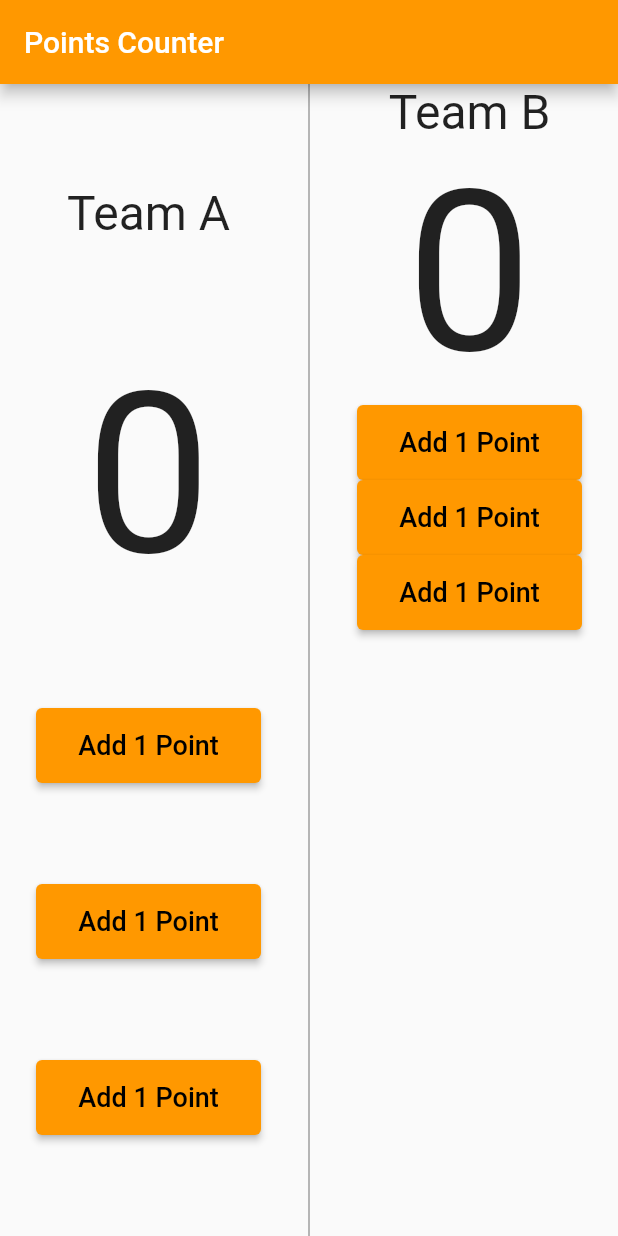
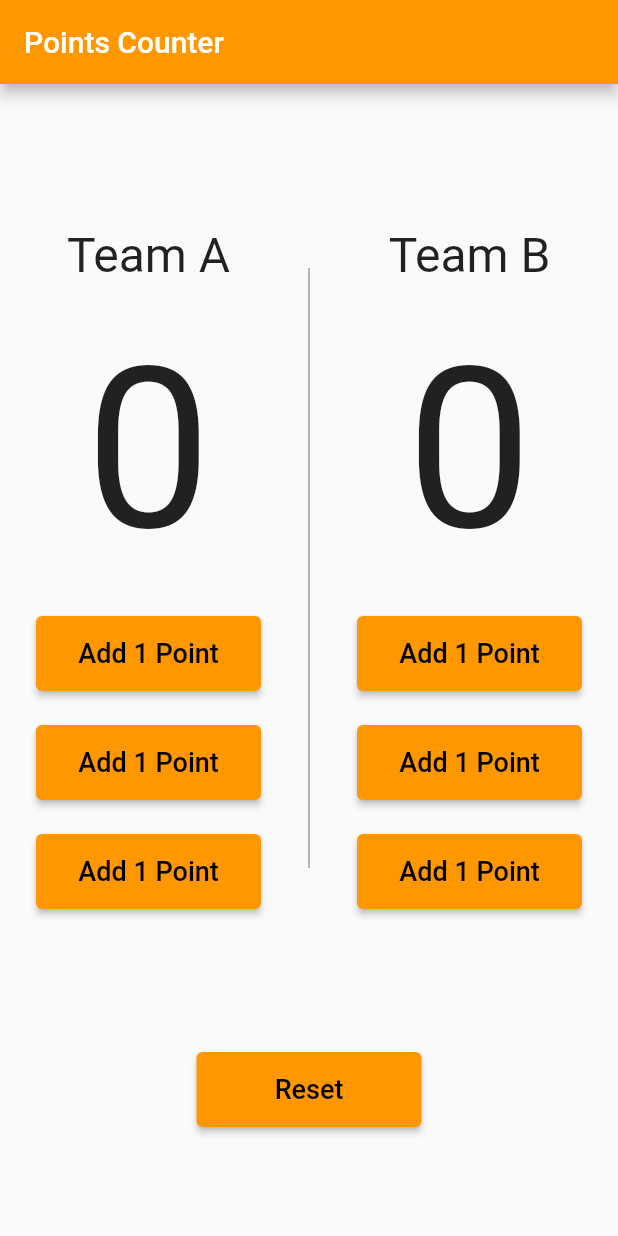
Before and after one commit to ymnairat/Basketball-Points-Counter-App, a Flutter app: the screen it shows after launch, on a phone screen of 412 x 824 dp. Run offline on Flutter 3.47's test engine with Material 2 defaults, Android fonts, the phone set to English and light mode, and no system bars.

Commit message:
Add reset button and fix layout

```diff
--- a/lib/main.dart
+++ b/lib/main.dart
@@ -16,10 +16,15 @@ class BasketballPointsCounterApp extends StatelessWidget {
           backgroundColor: Colors.orange,
           title: const Text('Points Counter'),
         ),
-        body: Row(
+        body: Column(
           mainAxisAlignment: MainAxisAlignment.spaceEvenly,
           children: [
-            Column(
+            Row(
+              mainAxisAlignment: MainAxisAlignment.spaceEvenly,
+              children: [
+                SizedBox(
+                  height: 500,
+                  child: Column(
                     mainAxisAlignment: MainAxisAlignment.spaceEvenly,
                     children: [
                       const Text(
@@ -75,11 +80,20 @@ class BasketballPointsCounterApp extends StatelessWidget {
                       ),
                     ],
                   ),
-            const VerticalDivider(
+                ),
+                 const SizedBox(
+                  height: 500,
+                  child: VerticalDivider(
                     color: Colors.grey,
                     thickness: 1,
+                    indent: 50,
+                    endIndent: 50,
                   ),
-            Column(
+                ),
+                SizedBox(
+                  height: 500,
+                  child: Column(
+                    mainAxisAlignment: MainAxisAlignment.spaceEvenly,
                     children: [
                       const Text(
                         'Team B',
@@ -134,6 +148,22 @@ class BasketballPointsCounterApp extends StatelessWidget {
                       ),
                     ],
                   ),
+                ),
+              ],
+            ),
+            ElevatedButton(
+              style: ElevatedButton.styleFrom(
+                  backgroundColor: Colors.orange,
+                  minimumSize: const Size(150, 50)),
+              onPressed: () {},
+              child: const Text(
+                'Reset',
+                style: TextStyle(
+                  fontSize: 18,
+                  color: Colors.black,
+                ),
+              ),
+            ),
           ],
         ),
       ),
```
Lines whose indentation alone changed are shown as unchanged.
